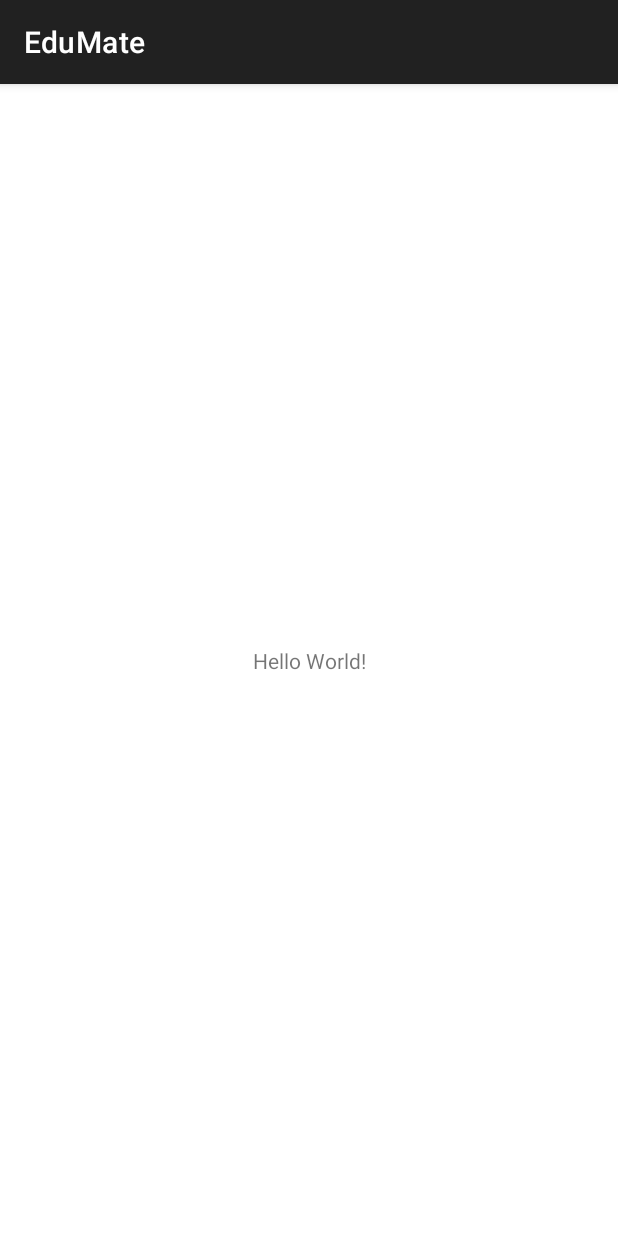
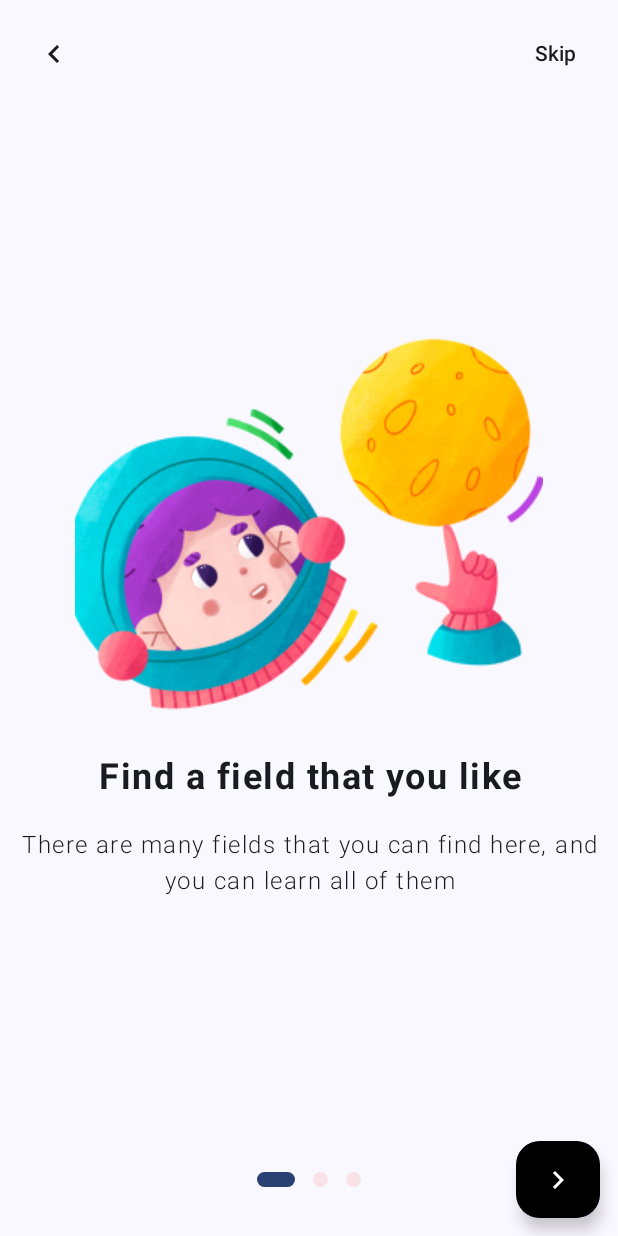
Before and after one commit to EduTeamEduMate/Frontend, an Android app built with Jetpack Compose: the screen it shows after launch (MainActivity before the commit, OnBoardingScreens after it), on a phone screen of 412 x 824 dp. Run offline under Robolectric (Android 15) with nearby library versions, the phone set to English and light mode, and no system bars.

Commit message:
OnBoarding Screens

```diff
--- a/app/src/main/AndroidManifest.xml
+++ b/app/src/main/AndroidManifest.xml
@@ -1,7 +1,6 @@
 <?xml version="1.0" encoding="utf-8"?>
 <manifest xmlns:android="http://schemas.android.com/apk/res/android"
-    xmlns:tools="http://schemas.android.com/tools"
-    package="com.example.edumate">
+    xmlns:tools="http://schemas.android.com/tools">
 
     <application
         android:allowBackup="true"
@@ -14,7 +13,7 @@
         android:theme="@style/Theme.EduMate"
         tools:targetApi="31">
         <activity
-            android:name=".views.activitites.MainActivity"
+            android:name=".views.activitites.OnBoardingScreens"
             android:exported="true">
             <intent-filter>
                 <action android:name="android.intent.action.MAIN" />
--- /dev/null
+++ b/app/src/main/java/com/example/edumate/ui/theme/Color.kt
@@ -0,0 +1,11 @@
+package com.example.edumate.ui.theme
+
+import androidx.compose.ui.graphics.Color
+
+val Purple80 = Color(0xFFD0BCFF)
+val PurpleGrey80 = Color(0xFFCCC2DC)
+val Pink80 = Color(0xFFEFB8C8)
+
+val Purple40 = Color(0xFF6650a4)
+val PurpleGrey40 = Color(0xFF625b71)
+val Pink40 = Color(0xFF7D5260)
--- /dev/null
+++ b/app/src/main/java/com/example/edumate/ui/theme/Theme.kt
@@ -0,0 +1,70 @@
+package com.example.edumate.ui.theme
+
+import android.app.Activity
+import android.os.Build
+import androidx.compose.foundation.isSystemInDarkTheme
+import androidx.compose.material3.MaterialTheme
+import androidx.compose.material3.darkColorScheme
+import androidx.compose.material3.dynamicDarkColorScheme
+import androidx.compose.material3.dynamicLightColorScheme
+import androidx.compose.material3.lightColorScheme
+import androidx.compose.runtime.Composable
+import androidx.compose.runtime.SideEffect
+import androidx.compose.ui.graphics.toArgb
+import androidx.compose.ui.platform.LocalContext
+import androidx.compose.ui.platform.LocalView
+import androidx.core.view.WindowCompat
+
+private val DarkColorScheme = darkColorScheme(
+    primary = Purple80,
+    secondary = PurpleGrey80,
+    tertiary = Pink80
+)
+
+private val LightColorScheme = lightColorScheme(
+    primary = Purple40,
+    secondary = PurpleGrey40,
+    tertiary = Pink40
+
+    /* Other default colors to override
+    background = Color(0xFFFFFBFE),
+    surface = Color(0xFFFFFBFE),
+    onPrimary = Color.White,
+    onSecondary = Color.White,
+    onTertiary = Color.White,
+    onBackground = Color(0xFF1C1B1F),
+    onSurface = Color(0xFF1C1B1F),
+    */
+)
+
+@Composable
+fun EduMateTheme(
+    darkTheme: Boolean = isSystemInDarkTheme(),
+    // Dynamic color is available on Android 12+
+    dynamicColor: Boolean = true,
+    content: @Composable () -> Unit
+) {
+    val colorScheme = when {
+        dynamicColor && Build.VERSION.SDK_INT >= Build.VERSION_CODES.S -> {
+            val context = LocalContext.current
+            if (darkTheme) dynamicDarkColorScheme(context) else dynamicLightColorScheme(context)
+        }
+
+        darkTheme -> DarkColorScheme
+        else -> LightColorScheme
+    }
+    val view = LocalView.current
+    if (!view.isInEditMode) {
+        SideEffect {
+            val window = (view.context as Activity).window
+            window.statusBarColor = colorScheme.primary.toArgb()
+            WindowCompat.getInsetsController(window, view).isAppearanceLightStatusBars = darkTheme
+        }
+    }
+
+    MaterialTheme(
+        colorScheme = colorScheme,
+        typography = Typography,
+        content = content
+    )
+}
--- /dev/null
+++ b/app/src/main/java/com/example/edumate/ui/theme/Type.kt
@@ -0,0 +1,34 @@
+package com.example.edumate.ui.theme
+
+import androidx.compose.material3.Typography
+import androidx.compose.ui.text.TextStyle
+import androidx.compose.ui.text.font.FontFamily
+import androidx.compose.ui.text.font.FontWeight
+import androidx.compose.ui.unit.sp
+
+// Set of Material typography styles to start with
+val Typography = Typography(
+    bodyLarge = TextStyle(
+        fontFamily = FontFamily.Default,
+        fontWeight = FontWeight.Normal,
+        fontSize = 16.sp,
+        lineHeight = 24.sp,
+        letterSpacing = 0.5.sp
+    )
+    /* Other default text styles to override
+    titleLarge = TextStyle(
+        fontFamily = FontFamily.Default,
+        fontWeight = FontWeight.Normal,
+        fontSize = 22.sp,
+        lineHeight = 28.sp,
+        letterSpacing = 0.sp
+    ),
+    labelSmall = TextStyle(
+        fontFamily = FontFamily.Default,
+        fontWeight = FontWeight.Medium,
+        fontSize = 11.sp,
+        lineHeight = 16.sp,
+        letterSpacing = 0.5.sp
+    )
+    */
+)
--- a/app/src/main/java/com/example/edumate/views/activitites/MainActivity.java
+++ /dev/null
@@ -1,16 +0,0 @@
-package com.example.edumate.views.activitites;
-
-import androidx.appcompat.app.AppCompatActivity;
-
-import android.os.Bundle;
-
-import com.example.edumate.R;
-
-public class MainActivity extends AppCompatActivity {
-
-    @Override
-    protected void onCreate(Bundle savedInstanceState) {
-        super.onCreate(savedInstanceState);
-        setContentView(R.layout.activity_main);
-    }
-}
--- /dev/null
+++ b/app/src/main/java/com/example/edumate/views/activitites/OnBoarding.kt
@@ -0,0 +1,210 @@
+package com.example.edumate.views.activitites
+
+import androidx.compose.animation.core.Spring
+import androidx.compose.animation.core.animateDpAsState
+import androidx.compose.animation.core.spring
+import androidx.compose.foundation.ExperimentalFoundationApi
+import androidx.compose.foundation.Image
+import androidx.compose.foundation.background
+import androidx.compose.foundation.layout.*
+import androidx.compose.foundation.pager.HorizontalPager
+import androidx.compose.foundation.pager.rememberPagerState
+import androidx.compose.foundation.shape.CircleShape
+import androidx.compose.foundation.shape.RoundedCornerShape
+import androidx.compose.material.icons.Icons
+import androidx.compose.material.icons.outlined.KeyboardArrowLeft
+import androidx.compose.material.icons.outlined.KeyboardArrowRight
+import androidx.compose.material3.*
+import androidx.compose.runtime.Composable
+import androidx.compose.runtime.rememberCoroutineScope
+import androidx.compose.ui.Alignment
+import androidx.compose.ui.Modifier
+import androidx.compose.ui.draw.clip
+import androidx.compose.ui.graphics.Color
+import androidx.compose.ui.layout.ContentScale
+import androidx.compose.ui.res.colorResource
+import androidx.compose.ui.res.painterResource
+import androidx.compose.ui.res.stringResource
+import androidx.compose.ui.text.font.FontWeight
+import androidx.compose.ui.text.style.TextAlign
+import androidx.compose.ui.tooling.preview.Preview
+import androidx.compose.ui.unit.dp
+import androidx.compose.ui.unit.sp
+import com.example.edumate.R
+import kotlinx.coroutines.launch
+
+
+@OptIn(ExperimentalFoundationApi::class)
+@Preview(showBackground = true)
+@Composable
+fun OnBoarding() {
+    val items = OnBoardingItems.getData()
+    val scope = rememberCoroutineScope()
+    val pageState = rememberPagerState(
+        initialPage = 0,
+        initialPageOffsetFraction = 0f
+    ) {
+        // provide pageCount
+        items.size
+    }
+
+    Column(modifier = Modifier.fillMaxSize()) {
+        TopSection(
+            onBackClick = {
+                if (pageState.currentPage + 1 > 1) scope.launch {
+                    pageState.scrollToPage(pageState.currentPage - 1)
+                }
+            },
+            onSkipClick = {
+                if (pageState.currentPage + 1 < items.size) scope.launch {
+                    pageState.scrollToPage(items.size - 1)
+                }
+            }
+        )
+
+        HorizontalPager(
+            state = pageState,
+            modifier = Modifier
+                .fillMaxHeight(0.9f)
+                .fillMaxWidth(),
+        ) { page ->
+            OnBoardingItem(items = items[page])
+        }
+        BottomSection(size = items.size, index = pageState.currentPage) {
+            if (pageState.currentPage + 1 < items.size) scope.launch {
+                pageState.scrollToPage(pageState.currentPage + 1)
+            }
+        }
+    }
+}
+
+@Composable
+fun TopSection(onBackClick: () -> Unit = {}, onSkipClick: () -> Unit = {}) {
+    Box(
+        modifier = Modifier
+            .fillMaxWidth()
+            .padding(12.dp)
+    ) {
+        // Back button
+        IconButton(onClick = onBackClick, modifier = Modifier.align(Alignment.CenterStart)) {
+            Icon(imageVector = Icons.Outlined.KeyboardArrowLeft, contentDescription = null)
+        }
+
+        // Skip Button
+        TextButton(
+            onClick = onSkipClick,
+            modifier = Modifier.align(Alignment.CenterEnd),
+            contentPadding = PaddingValues(0.dp)
+        ) {
+            Text(text = "Skip", color = MaterialTheme.colorScheme.onBackground)
+        }
+    }
+}
+
+@Composable
+fun BottomSection(size: Int, index: Int, onButtonClick: () -> Unit = {}) {
+    Box(
+        modifier = Modifier
+            .fillMaxWidth()
+            .padding(12.dp)
+    ) {
+        // Indicators
+        Indicators(size, index)
+
+        // FAB Next
+         FloatingActionButton(
+             onClick = onButtonClick,
+             contentColor = MaterialTheme.colorScheme.onPrimary,
+             modifier = Modifier.align(Alignment.CenterEnd)
+         ) {
+             Icon(imageVector = Icons.Outlined.KeyboardArrowRight, contentDescription = "Next")
+         }
+
+        FloatingActionButton(
+            onClick = onButtonClick,
+            containerColor = Color.Black,
+            modifier = Modifier
+                .align(Alignment.CenterEnd)
+                .clip(RoundedCornerShape(15.dp, 15.dp, 15.dp, 15.dp))
+        ) {
+            Icon(Icons.Outlined.KeyboardArrowRight,
+                tint = Color.White,
+                contentDescription = "Localized description")
+        }
+    }
+}
+
+@Composable
+fun BoxScope.Indicators(size: Int, index: Int) {
+    Row(
+        verticalAlignment = Alignment.CenterVertically,
+        horizontalArrangement = Arrangement.spacedBy(12.dp),
+        modifier = Modifier.align(Alignment.Center)
+    ) {
+        repeat(size) {
+            Indicator(isSelected = it == index)
+        }
+    }
+}
+
+@Composable
+fun Indicator(isSelected: Boolean) {
+    val width = animateDpAsState(
+        targetValue = if (isSelected) 25.dp else 10.dp,
+        animationSpec = spring(dampingRatio = Spring.DampingRatioMediumBouncy), label = ""
+    )
+
+    Box(
+        modifier = Modifier
+            .height(10.dp)
+            .width(width.value)
+            .clip(CircleShape)
+            .background(
+                color = if (isSelected) MaterialTheme.colorScheme.primary else colorResource(R.color.piggy_pink)
+            )
+    ) {
+
+    }
+}
+
+@Composable
+fun OnBoardingItem(items: OnBoardingItems) {
+    Column(
+        horizontalAlignment = Alignment.CenterHorizontally,
+        verticalArrangement = Arrangement.Center,
+        modifier = Modifier.fillMaxSize()
+    ) {
+        Image(
+            painter = painterResource(id = items.image),
+            contentDescription = "Image",
+            modifier = Modifier
+                .padding(start = 50.dp, end = 50.dp)
+                .fillMaxWidth(),
+            contentScale = ContentScale.Crop
+        )
+
+            Spacer(modifier = Modifier.height(10.dp))
+
+            Text(
+                text = stringResource(id = items.title),
+                style = MaterialTheme.typography.headlineMedium,
+                fontSize = 24.sp,
+                color = MaterialTheme.colorScheme.onBackground,
+                fontWeight = FontWeight.Bold,
+                textAlign = TextAlign.Center,
+                letterSpacing = 1.sp,
+            )
+            Spacer(modifier = Modifier.height(8.dp))
+
+            Text(
+                text = stringResource(id = items.desc),
+                style = MaterialTheme.typography.bodyLarge,
+                color = MaterialTheme.colorScheme.onBackground,
+                fontWeight = FontWeight.Light,
+                textAlign = TextAlign.Center,
+                modifier = Modifier.padding(10.dp),
+                letterSpacing = 1.sp,
+            )
+
+    }
+}
--- /dev/null
+++ b/app/src/main/java/com/example/edumate/views/activitites/OnBoardingItems.kt
@@ -0,0 +1,19 @@
+package com.example.edumate.views.activitites
+
+import com.example.edumate.R
+
+class OnBoardingItems(
+    val image: Int,
+    val title: Int,
+    val desc: Int
+) {
+    companion object{
+        fun getData(): List<OnBoardingItems>{
+            return listOf(
+                OnBoardingItems(R.drawable.image1, R.string.tittle1, R.string.description1),
+                OnBoardingItems(R.drawable.image2, R.string.tittle2, R.string.description2),
+                OnBoardingItems(R.drawable.image3, R.string.tittle3, R.string.description3),
+            )
+        }
+    }
+}
--- /dev/null
+++ b/app/src/main/java/com/example/edumate/views/activitites/OnBoardingScreens.kt
@@ -0,0 +1,36 @@
+package com.example.edumate.views.activitites
+
+import android.os.Bundle
+import androidx.activity.ComponentActivity
+import androidx.activity.compose.setContent
+import androidx.compose.foundation.layout.fillMaxSize
+import androidx.compose.material3.MaterialTheme
+import androidx.compose.material3.Surface
+import androidx.compose.runtime.Composable
+import androidx.compose.ui.Modifier
+import androidx.compose.ui.tooling.preview.Preview
+import com.example.edumate.ui.theme.EduMateTheme
+
+class OnBoardingScreens : ComponentActivity() {
+        override fun onCreate(savedInstanceState: Bundle?) {
+            super.onCreate(savedInstanceState)
+            setContent {
+                EduMateTheme {
+                    // A surface container using the 'background' color from the theme
+                    Surface(
+                        modifier = Modifier.fillMaxSize(),
+                        color = MaterialTheme.colorScheme.background
+                    ) {
+                        PreviewFunction()
+                    }
+                }
+            }
+        }
+@Preview(showBackground = true)
+@Composable
+fun PreviewFunction(){
+    Surface(modifier = Modifier.fillMaxSize()) {
+        OnBoarding()
+        }
+    }
+}
--- /dev/null
+++ b/app/src/main/res/font/plus.xml
@@ -0,0 +1,5 @@
+<?xml version="1.0" encoding="utf-8"?>
+<font-family xmlns:tools="http://schemas.android.com/tools"
+    xmlns:android="http://schemas.android.com/apk/res/android">
+
+</font-family>
--- a/app/src/main/res/values/colors.xml
+++ b/app/src/main/res/values/colors.xml
@@ -6,4 +6,5 @@
     <color name="unselected_answer">#D4D4D4</color>
     <color name="gradient_start">#3550DC</color>
     <color name="gradient_end">#27E9F7</color>
+    <color name="piggy_pink">#F8E2E7</color>
 </resources>
--- a/app/src/main/res/values/strings.xml
+++ b/app/src/main/res/values/strings.xml
@@ -1,4 +1,12 @@
 <resources>
     <string name="app_name">EduMate</string>
     <string name="font_family">"Plus Jakarta Sans"</string>
+    <string name="tittle1">Find a field that you like</string>
+    <string name="description1">There are many fields that you can find here, and you can learn all of them</string>
+    <string name="tittle2">Start your journey</string>
+    <string name="description2">You can start your journey in the field you love, no need to be afraid of getting lost, we will help you reach the finish line</string>
+    <string name="tittle3">You can be anything, the world is in your hands</string>
+    <string name="description3">By learning and increasing knowledge you will become a wise person and can change things around you and even the world</string>
+    <string name="title_activity_on_boarding_screens">OnBoardingScreens</string>
+
 </resources>
--- a/build.gradle
+++ b/build.gradle
@@ -1,7 +1,8 @@
 // Top-level build file where you can add configuration options common to all sub-projects/modules.
 plugins {
-    id 'com.android.application' version '7.2.2' apply false
-    id 'com.android.library' version '7.2.2' apply false
+    id 'com.android.application' version '8.1.2' apply false
+    id 'com.android.library' version '8.1.2' apply false
+    id 'org.jetbrains.kotlin.android' version '1.8.10' apply false
 }
 
 task clean(type: Delete) {
--- a/gradle.properties
+++ b/gradle.properties
@@ -19,3 +19,5 @@ android.useAndroidX=true
 # resources declared in the library itself and none from the library's dependencies,
 # thereby reducing the size of the R class for that library
 android.nonTransitiveRClass=true
+android.defaults.buildfeatures.buildconfig=true
+android.nonFinalResIds=false
```
Also changed, not shown: app/build.gradle (+32 -1 lines), app/src/main/res/drawable/ic_launcher_foreground.xml (renamed from app/src/main/res/drawable-v24/ic_launcher_foreground.xml), app/src/main/res/drawable/image1.png (added), app/src/main/res/drawable/image2.png (added), app/src/main/res/drawable/image3.png (added), app/src/main/res/values/themes.xml (indentation only), gradle/wrapper/gradle-wrapper.properties, 1 other file.
